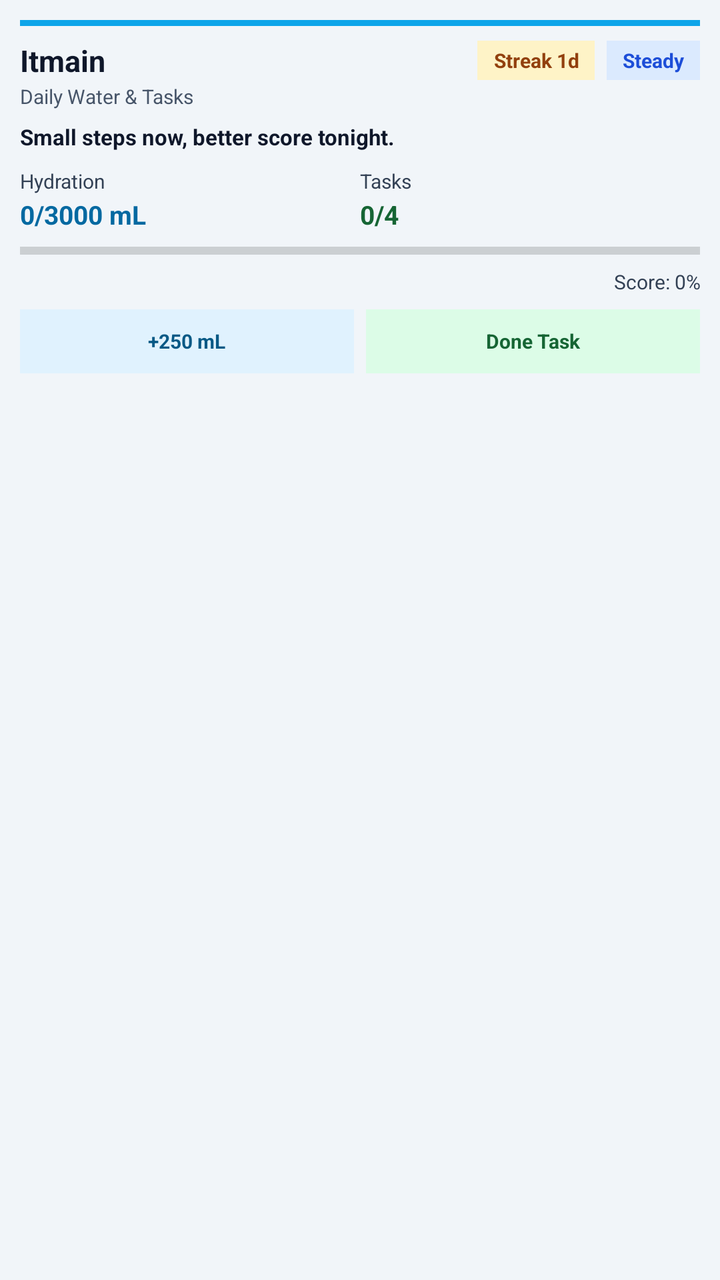
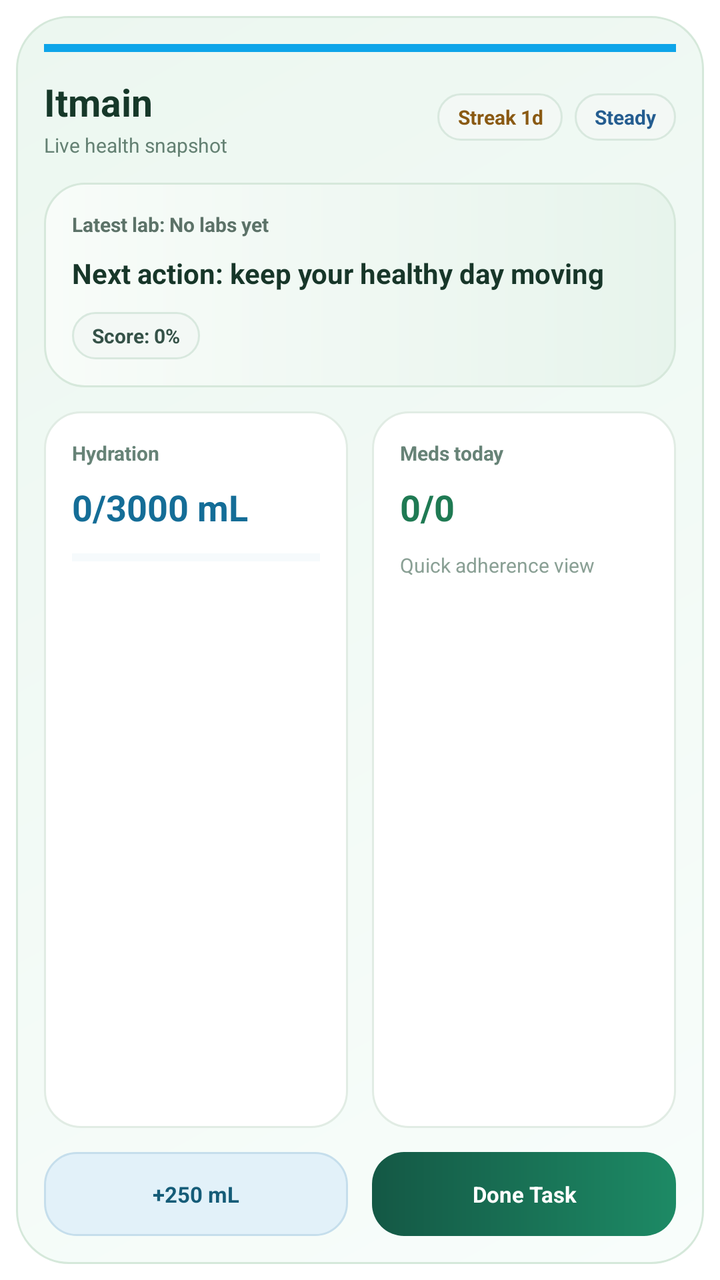

Two renders of the same Android screen: before a commit and after it. Below are the layout's source before the change and the commit's diff.
<!-- AndroidManifest.xml: fallback theme Theme.MaterialComponents.DayNight.NoActionBar -->
<!-- res/layout/itmain_home_widget.xml -->
<?xml version="1.0" encoding="utf-8"?>
<LinearLayout xmlns:android="http://schemas.android.com/apk/res/android"
    android:id="@+id/widget_root"
    android:layout_width="match_parent"
    android:layout_height="match_parent"
    android:background="#F1F5F9"
    android:orientation="vertical"
    android:padding="10dp">

    <TextView
        android:id="@+id/highlight_bar"
        android:layout_width="match_parent"
        android:layout_height="3dp"
        android:layout_marginBottom="7dp"
        android:text=""
        android:background="#0EA5E9" />

    <LinearLayout
        android:layout_width="match_parent"
        android:layout_height="wrap_content"
        android:gravity="center_vertical"
        android:orientation="horizontal">

        <TextView
            android:id="@+id/text_app_title"
            android:layout_width="0dp"
            android:layout_height="wrap_content"
            android:layout_weight="1"
            android:text="Itmain"
            android:textColor="#0F172A"
            android:textSize="15sp"
            android:textStyle="bold" />

        <LinearLayout
            android:layout_width="wrap_content"
            android:layout_height="wrap_content"
            android:orientation="horizontal"
            android:gravity="center_vertical">

            <TextView
                android:id="@+id/text_streak_badge"
                android:layout_width="wrap_content"
                android:layout_height="wrap_content"
                android:layout_marginEnd="6dp"
                android:background="#FEF3C7"
                android:gravity="center"
                android:paddingHorizontal="8dp"
                android:paddingVertical="3dp"
                android:text="Streak 1d"
                android:textColor="#92400E"
                android:textSize="10sp"
                android:textStyle="bold" />

            <TextView
                android:id="@+id/text_status_chip"
                android:layout_width="wrap_content"
                android:layout_height="wrap_content"
                android:background="#DBEAFE"
                android:gravity="center"
                android:paddingHorizontal="8dp"
                android:paddingVertical="3dp"
                android:text="Steady"
                android:textColor="#1D4ED8"
                android:textSize="10sp"
                android:textStyle="bold" />
        </LinearLayout>
    </LinearLayout>

    <TextView
        android:id="@+id/text_subtitle"
        android:layout_width="match_parent"
        android:layout_height="wrap_content"
        android:layout_marginTop="1dp"
        android:text="Daily Water &amp; Tasks"
        android:textColor="#475569"
        android:textSize="10sp" />

    <TextView
        android:id="@+id/text_motivation"
        android:layout_width="match_parent"
        android:layout_height="wrap_content"
        android:layout_marginTop="6dp"
        android:text="Small steps now, better score tonight."
        android:textColor="#0F172A"
        android:textSize="11sp"
        android:textStyle="bold" />

    <LinearLayout
        android:layout_width="match_parent"
        android:layout_height="wrap_content"
        android:layout_marginTop="8dp"
        android:orientation="horizontal">

        <LinearLayout
            android:layout_width="0dp"
            android:layout_height="wrap_content"
            android:layout_weight="1"
            android:orientation="vertical">

            <TextView
                android:id="@+id/text_water_label"
                android:layout_width="wrap_content"
                android:layout_height="wrap_content"
                android:text="Hydration"
                android:textColor="#334155"
                android:textSize="10sp" />

            <TextView
                android:id="@+id/text_water_value"
                android:layout_width="wrap_content"
                android:layout_height="wrap_content"
                android:layout_marginTop="1dp"
                android:text="0/3000 mL"
                android:textColor="#0369A1"
                android:textSize="13sp"
                android:textStyle="bold" />
        </LinearLayout>

        <LinearLayout
            android:layout_width="0dp"
            android:layout_height="wrap_content"
            android:layout_weight="1"
            android:orientation="vertical">

            <TextView
                android:id="@+id/text_tasks_label"
                android:layout_width="wrap_content"
                android:layout_height="wrap_content"
                android:text="Tasks"
                android:textColor="#334155"
                android:textSize="10sp" />

            <TextView
                android:id="@+id/text_tasks_value"
                android:layout_width="wrap_content"
                android:layout_height="wrap_content"
                android:layout_marginTop="1dp"
                android:text="0/4"
                android:textColor="#166534"
                android:textSize="13sp"
                android:textStyle="bold" />
        </LinearLayout>
    </LinearLayout>

    <ProgressBar
        android:id="@+id/progress_hydration"
        style="?android:attr/progressBarStyleHorizontal"
        android:layout_width="match_parent"
        android:layout_height="5dp"
        android:layout_marginTop="7dp"
        android:max="100"
        android:progress="0"
        android:progressTint="#0EA5E9" />

    <TextView
        android:id="@+id/text_score"
        android:layout_width="match_parent"
        android:layout_height="wrap_content"
        android:layout_marginTop="6dp"
        android:gravity="end"
        android:text="Score: 0%"
        android:textColor="#334155"
        android:textSize="10sp" />

    <LinearLayout
        android:layout_width="match_parent"
        android:layout_height="wrap_content"
        android:layout_marginTop="7dp"
        android:orientation="horizontal">

        <TextView
            android:id="@+id/btn_add_water"
            android:layout_width="0dp"
            android:layout_height="32dp"
            android:layout_weight="1"
            android:layout_marginEnd="6dp"
            android:background="#E0F2FE"
            android:gravity="center"
            android:paddingHorizontal="8dp"
            android:text="+250 mL"
            android:textColor="#075985"
            android:textSize="10sp"
            android:textStyle="bold" />

        <TextView
            android:id="@+id/btn_mark_task"
            android:layout_width="0dp"
            android:layout_height="32dp"
            android:layout_weight="1"
            android:background="#DCFCE7"
            android:gravity="center"
            android:paddingHorizontal="8dp"
            android:text="Done Task"
            android:textColor="#166534"
            android:textSize="10sp"
            android:textStyle="bold" />
    </LinearLayout>
</LinearLayout>
<!-- resources referenced by this layout -->
<resources>

</resources>

<!-- the commit's change to res/layout/itmain_home_widget.xml (unified diff, before → after) -->
@@ -1,53 +1,68 @@
 <?xml version="1.0" encoding="utf-8"?>
-<LinearLayout xmlns:android="http://schemas.android.com/apk/res/android"
+<FrameLayout xmlns:android="http://schemas.android.com/apk/res/android"
     android:id="@+id/widget_root"
     android:layout_width="match_parent"
     android:layout_height="match_parent"
-    android:background="#F1F5F9"
-    android:orientation="vertical"
-    android:padding="10dp">
-
-    <TextView
-        android:id="@+id/highlight_bar"
-        android:layout_width="match_parent"
-        android:layout_height="3dp"
-        android:layout_marginBottom="7dp"
-        android:text=""
-        android:background="#0EA5E9" />
+    android:background="#00000000"
+    android:padding="8dp">
 
     <LinearLayout
         android:layout_width="match_parent"
-        android:layout_height="wrap_content"
-        android:gravity="center_vertical"
-        android:orientation="horizontal">
+        android:layout_height="match_parent"
+        android:background="@drawable/itmain_widget_surface"
+        android:orientation="vertical">
 
         <TextView
-            android:id="@+id/text_app_title"
-            android:layout_width="0dp"
+            android:id="@+id/highlight_bar"
+            android:layout_width="match_parent"
+            android:layout_height="4dp"
+            android:layout_marginBottom="12dp"
+            android:background="#0EA5E9"
+            android:text="" />
+
+        <LinearLayout
+            android:layout_width="match_parent"
             android:layout_height="wrap_content"
-            android:layout_weight="1"
-            android:text="Itmain"
-            android:textColor="#0F172A"
-            android:textSize="15sp"
-            android:textStyle="bold" />
-
-        <LinearLayout
-            android:layout_width="wrap_content"
-            android:layout_height="wrap_content"
-            android:orientation="horizontal"
-            android:gravity="center_vertical">
+            android:gravity="center_vertical"
+            android:orientation="horizontal">
+
+            <LinearLayout
+                android:layout_width="0dp"
+                android:layout_height="wrap_content"
+                android:layout_weight="1"
+                android:orientation="vertical">
+
+                <TextView
+                    android:id="@+id/text_app_title"
+                    android:layout_width="wrap_content"
+                    android:layout_height="wrap_content"
+                    android:text="Itmain"
+                    android:textColor="#163829"
+                    android:textSize="19sp"
+                    android:textStyle="bold" />
+
+                <TextView
+                    android:layout_width="wrap_content"
+                    android:layout_height="wrap_content"
+                    android:layout_marginTop="2dp"
+                    android:text="Live health snapshot"
+                    android:textColor="#648173"
+                    android:textSize="10sp" />
+            </LinearLayout>
 
             <TextView
                 android:id="@+id/text_streak_badge"
                 android:layout_width="wrap_content"
                 android:layout_height="wrap_content"
                 android:layout_marginEnd="6dp"
-                android:background="#FEF3C7"
-                android:gravity="center"
-                android:paddingHorizontal="8dp"
-                android:paddingVertical="3dp"
+                android:background="@drawable/itmain_widget_chip"
+                android:gravity="center"
+                android:paddingLeft="10dp"
+                android:paddingTop="5dp"
+                android:paddingRight="10dp"
+                android:paddingBottom="5dp"
                 android:text="Streak 1d"
-                android:textColor="#92400E"
+                android:textColor="#8A5A13"
                 android:textSize="10sp"
                 android:textStyle="bold" />
 
@@ -55,144 +70,184 @@
                 android:id="@+id/text_status_chip"
                 android:layout_width="wrap_content"
                 android:layout_height="wrap_content"
-                android:background="#DBEAFE"
+                android:background="@drawable/itmain_widget_chip"
+                android:gravity="center"
+                android:paddingLeft="10dp"
+                android:paddingTop="5dp"
+                android:paddingRight="10dp"
+                android:paddingBottom="5dp"
+                android:text="Steady"
+                android:textColor="#245D90"
+                android:textSize="10sp"
+                android:textStyle="bold" />
+        </LinearLayout>
+
+        <LinearLayout
+            android:layout_width="match_parent"
+            android:layout_height="wrap_content"
+            android:layout_marginTop="12dp"
+            android:background="@drawable/itmain_widget_focus_card"
+            android:orientation="vertical"
+            android:padding="14dp">
+
+            <TextView
+                android:id="@+id/text_subtitle"
+                android:layout_width="match_parent"
+                android:layout_height="wrap_content"
+                android:ellipsize="end"
+                android:maxLines="1"
+                android:text="Latest lab: No labs yet"
+                android:textColor="#5C7268"
+                android:textSize="10sp"
+                android:textStyle="bold" />
+
+            <TextView
+                android:id="@+id/text_motivation"
+                android:layout_width="match_parent"
+                android:layout_height="wrap_content"
+                android:layout_marginTop="8dp"
+                android:ellipsize="end"
+                android:maxLines="2"
+                android:text="Next action: keep your healthy day moving"
+                android:textColor="#173629"
+                android:textSize="14sp"
+                android:textStyle="bold" />
+
+            <TextView
+                android:id="@+id/text_score"
+                android:layout_width="wrap_content"
+                android:layout_height="wrap_content"
+                android:layout_marginTop="10dp"
+                android:background="@drawable/itmain_widget_chip"
+                android:paddingLeft="10dp"
+                android:paddingTop="5dp"
+                android:paddingRight="10dp"
+                android:paddingBottom="5dp"
+                android:text="Score: 0%"
+                android:textColor="#355248"
+                android:textSize="10sp"
+                android:textStyle="bold" />
+        </LinearLayout>
+
+        <LinearLayout
+            android:layout_width="match_parent"
+            android:layout_height="0dp"
+            android:layout_marginTop="12dp"
+            android:layout_weight="1"
+            android:baselineAligned="false"
+            android:orientation="horizontal">
+
+            <LinearLayout
+                android:layout_width="0dp"
+                android:layout_height="match_parent"
+                android:layout_marginEnd="6dp"
+                android:layout_weight="1"
+                android:background="@drawable/itmain_widget_stat_card"
+                android:orientation="vertical"
+                android:padding="14dp">
+
+                <TextView
+                    android:id="@+id/text_water_label"
+                    android:layout_width="wrap_content"
+                    android:layout_height="wrap_content"
+                    android:text="Hydration"
+                    android:textColor="#678377"
+                    android:textSize="10sp"
+                    android:textStyle="bold" />
+
+                <TextView
+                    android:id="@+id/text_water_value"
+                    android:layout_width="wrap_content"
+                    android:layout_height="wrap_content"
+                    android:layout_marginTop="8dp"
+                    android:text="0/3000 mL"
+                    android:textColor="#146D97"
+                    android:textSize="18sp"
+                    android:textStyle="bold" />
+
+                <ProgressBar
+                    android:id="@+id/progress_hydration"
+                    style="?android:attr/progressBarStyleHorizontal"
+                    android:layout_width="match_parent"
+                    android:layout_height="6dp"
+                    android:layout_marginTop="10dp"
+                    android:max="100"
+                    android:progress="0"
+                    android:progressBackgroundTint="#DCEAF1"
+                    android:progressTint="#1790C7" />
+            </LinearLayout>
+
+            <LinearLayout
+                android:layout_width="0dp"
+                android:layout_height="match_parent"
+                android:layout_marginStart="6dp"
+                android:layout_weight="1"
+                android:background="@drawable/itmain_widget_stat_card"
+                android:orientation="vertical"
+                android:padding="14dp">
+
+                <TextView
+                    android:id="@+id/text_tasks_label"
+                    android:layout_width="wrap_content"
+                    android:layout_height="wrap_content"
+                    android:text="Meds today"
+                    android:textColor="#678377"
+                    android:textSize="10sp"
+                    android:textStyle="bold" />
+
+                <TextView
+                    android:id="@+id/text_tasks_value"
+                    android:layout_width="wrap_content"
+                    android:layout_height="wrap_content"
+                    android:layout_marginTop="8dp"
+                    android:text="0/0"
+                    android:textColor="#1F7A53"
+                    android:textSize="18sp"
+                    android:textStyle="bold" />
+
+                <TextView
+                    android:layout_width="wrap_content"
+                    android:layout_height="wrap_content"
+                    android:layout_marginTop="10dp"
+                    android:text="Quick adherence view"
+                    android:textColor="#8AA095"
+                    android:textSize="10sp" />
+            </LinearLayout>
+        </LinearLayout>
+
+        <LinearLayout
+            android:layout_width="match_parent"
+            android:layout_height="wrap_content"
+            android:layout_marginTop="12dp"
+            android:orientation="horizontal">
+
+            <TextView
+                android:id="@+id/btn_add_water"
+                android:layout_width="0dp"
+                android:layout_height="42dp"
+                android:layout_weight="1"
+                android:layout_marginEnd="6dp"
+                android:background="@drawable/itmain_widget_secondary_action"
                 android:gravity="center"
                 android:paddingHorizontal="8dp"
-                android:paddingVertical="3dp"
-                android:text="Steady"
-                android:textColor="#1D4ED8"
-                android:textSize="10sp"
+                android:text="+250 mL"
+                android:textColor="#155C78"
+                android:textSize="11sp"
+                android:textStyle="bold" />
+
+            <TextView
+                android:id="@+id/btn_mark_task"
+                android:layout_width="0dp"
+                android:layout_height="42dp"
+                android:layout_weight="1"
+                android:layout_marginStart="6dp"
+                android:background="@drawable/itmain_widget_primary_action"
+                android:gravity="center"
+                android:paddingHorizontal="8dp"
+                android:text="Done Task"
+                android:textColor="#FFFFFF"
+                android:textSize="11sp"
                 android:textStyle="bold" />
         </LinearLayout>
     </LinearLayout>
-
-    <TextView
-        android:id="@+id/text_subtitle"
-        android:layout_width="match_parent"
-        android:layout_height="wrap_content"
-        android:layout_marginTop="1dp"
-        android:text="Daily Water &amp; Tasks"
-        android:textColor="#475569"
-        android:textSize="10sp" />
-
-    <TextView
-        android:id="@+id/text_motivation"
-        android:layout_width="match_parent"
-        android:layout_height="wrap_content"
-        android:layout_marginTop="6dp"
-        android:text="Small steps now, better score tonight."
-        android:textColor="#0F172A"
-        android:textSize="11sp"
-        android:textStyle="bold" />
-
-    <LinearLayout
-        android:layout_width="match_parent"
-        android:layout_height="wrap_content"
-        android:layout_marginTop="8dp"
-        android:orientation="horizontal">
-
-        <LinearLayout
-            android:layout_width="0dp"
-            android:layout_height="wrap_content"
-            android:layout_weight="1"
-            android:orientation="vertical">
-
-            <TextView
-                android:id="@+id/text_water_label"
-                android:layout_width="wrap_content"
-                android:layout_height="wrap_content"
-                android:text="Hydration"
-                android:textColor="#334155"
-                android:textSize="10sp" />
-
-            <TextView
-                android:id="@+id/text_water_value"
-                android:layout_width="wrap_content"
-                android:layout_height="wrap_content"
-                android:layout_marginTop="1dp"
-                android:text="0/3000 mL"
-                android:textColor="#0369A1"
-                android:textSize="13sp"
-                android:textStyle="bold" />
-        </LinearLayout>
-
-        <LinearLayout
-            android:layout_width="0dp"
-            android:layout_height="wrap_content"
-            android:layout_weight="1"
-            android:orientation="vertical">
-
-            <TextView
-                android:id="@+id/text_tasks_label"
-                android:layout_width="wrap_content"
-                android:layout_height="wrap_content"
-                android:text="Tasks"
-                android:textColor="#334155"
-                android:textSize="10sp" />
-
-            <TextView
-                android:id="@+id/text_tasks_value"
-                android:layout_width="wrap_content"
-                android:layout_height="wrap_content"
-                android:layout_marginTop="1dp"
-                android:text="0/4"
-                android:textColor="#166534"
-                android:textSize="13sp"
-                android:textStyle="bold" />
-        </LinearLayout>
-    </LinearLayout>
-
-    <ProgressBar
-        android:id="@+id/progress_hydration"
-        style="?android:attr/progressBarStyleHorizontal"
-        android:layout_width="match_parent"
-        android:layout_height="5dp"
-        android:layout_marginTop="7dp"
-        android:max="100"
-        android:progress="0"
-        android:progressTint="#0EA5E9" />
-
-    <TextView
-        android:id="@+id/text_score"
-        android:layout_width="match_parent"
-        android:layout_height="wrap_content"
-        android:layout_marginTop="6dp"
-        android:gravity="end"
-        android:text="Score: 0%"
-        android:textColor="#334155"
-        android:textSize="10sp" />
-
-    <LinearLayout
-        android:layout_width="match_parent"
-        android:layout_height="wrap_content"
-        android:layout_marginTop="7dp"
-        android:orientation="horizontal">
-
-        <TextView
-            android:id="@+id/btn_add_water"
-            android:layout_width="0dp"
-            android:layout_height="32dp"
-            android:layout_weight="1"
-            android:layout_marginEnd="6dp"
-            android:background="#E0F2FE"
-            android:gravity="center"
-            android:paddingHorizontal="8dp"
-            android:text="+250 mL"
-            android:textColor="#075985"
-            android:textSize="10sp"
-            android:textStyle="bold" />
-
-        <TextView
-            android:id="@+id/btn_mark_task"
-            android:layout_width="0dp"
-            android:layout_height="32dp"
-            android:layout_weight="1"
-            android:background="#DCFCE7"
-            android:gravity="center"
-            android:paddingHorizontal="8dp"
-            android:text="Done Task"
-            android:textColor="#166534"
-            android:textSize="10sp"
-            android:textStyle="bold" />
-    </LinearLayout>
-</LinearLayout>
+</FrameLayout>
<!-- resource entries referenced after the edit -->
@@ -1,5 +1,75 @@
 <!-- resources referenced by this layout -->
 <resources>
-
+  <!-- drawable itmain_widget_chip (drawable) -->
+  <?xml version="1.0" encoding="utf-8"?>
+  <shape xmlns:android="http://schemas.android.com/apk/res/android"
+      android:shape="rectangle">
+      <corners android:radius="999dp" />
+      <solid android:color="#F3F8F5" />
+      <stroke
+          android:width="1dp"
+          android:color="#D8E8DE" />
+  </shape>
+  <!-- drawable itmain_widget_focus_card (drawable) -->
+  <?xml version="1.0" encoding="utf-8"?>
+  <shape xmlns:android="http://schemas.android.com/apk/res/android"
+      android:shape="rectangle">
+      <corners android:radius="20dp" />
+      <gradient
+          android:angle="0"
+          android:endColor="#E7F4EC"
+          android:startColor="#F8FCF9" />
+      <stroke
+          android:width="1dp"
+          android:color="#D6E8DB" />
+  </shape>
+  <!-- drawable itmain_widget_primary_action (drawable) -->
+  <?xml version="1.0" encoding="utf-8"?>
+  <shape xmlns:android="http://schemas.android.com/apk/res/android"
+      android:shape="rectangle">
+      <corners android:radius="16dp" />
+      <gradient
+          android:angle="0"
+          android:endColor="#1D8A65"
+          android:startColor="#145845" />
+  </shape>
+  <!-- drawable itmain_widget_secondary_action (drawable) -->
+  <?xml version="1.0" encoding="utf-8"?>
+  <shape xmlns:android="http://schemas.android.com/apk/res/android"
+      android:shape="rectangle">
+      <corners android:radius="16dp" />
+      <solid android:color="#E2F1F9" />
+      <stroke
+          android:width="1dp"
+          android:color="#C5DEEC" />
+  </shape>
+  <!-- drawable itmain_widget_stat_card (drawable) -->
+  <?xml version="1.0" encoding="utf-8"?>
+  <shape xmlns:android="http://schemas.android.com/apk/res/android"
+      android:shape="rectangle">
+      <corners android:radius="18dp" />
+      <solid android:color="#FFFFFF" />
+      <stroke
+          android:width="1dp"
+          android:color="#E1ECE4" />
+  </shape>
+  <!-- drawable itmain_widget_surface (drawable) -->
+  <?xml version="1.0" encoding="utf-8"?>
+  <shape xmlns:android="http://schemas.android.com/apk/res/android"
+      android:shape="rectangle">
+      <corners android:radius="26dp" />
+      <gradient
+          android:angle="315"
+          android:endColor="#F8FDFB"
+          android:startColor="#ECF7F0" />
+      <stroke
+          android:width="1dp"
+          android:color="#D5E8DA" />
+      <padding
+          android:left="14dp"
+          android:top="14dp"
+          android:right="14dp"
+          android:bottom="14dp" />
+  </shape>
 </resources>
 
